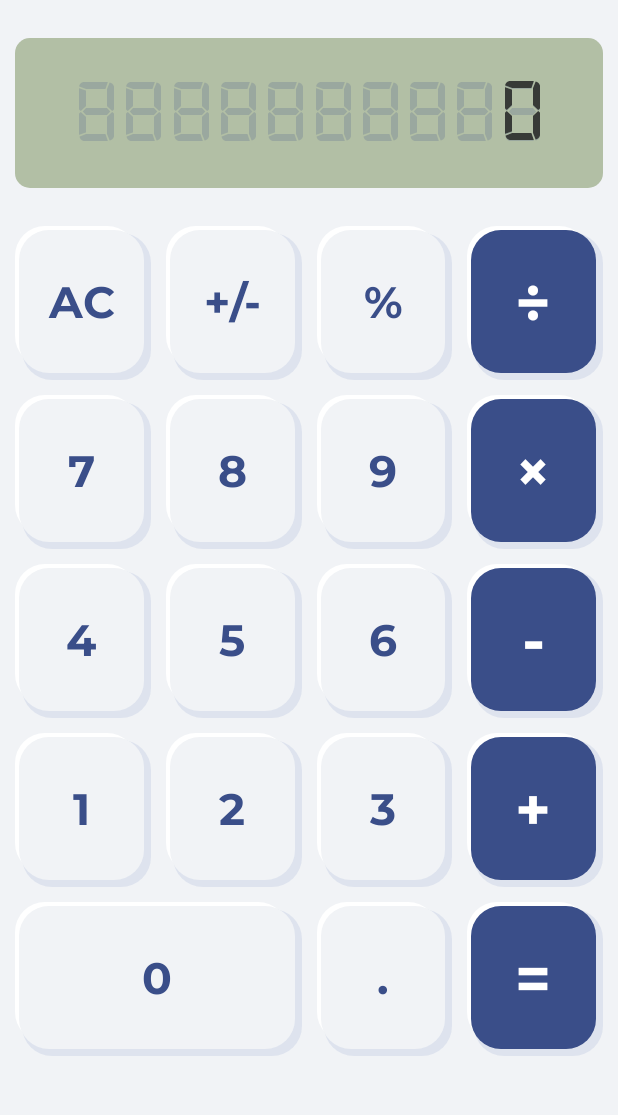
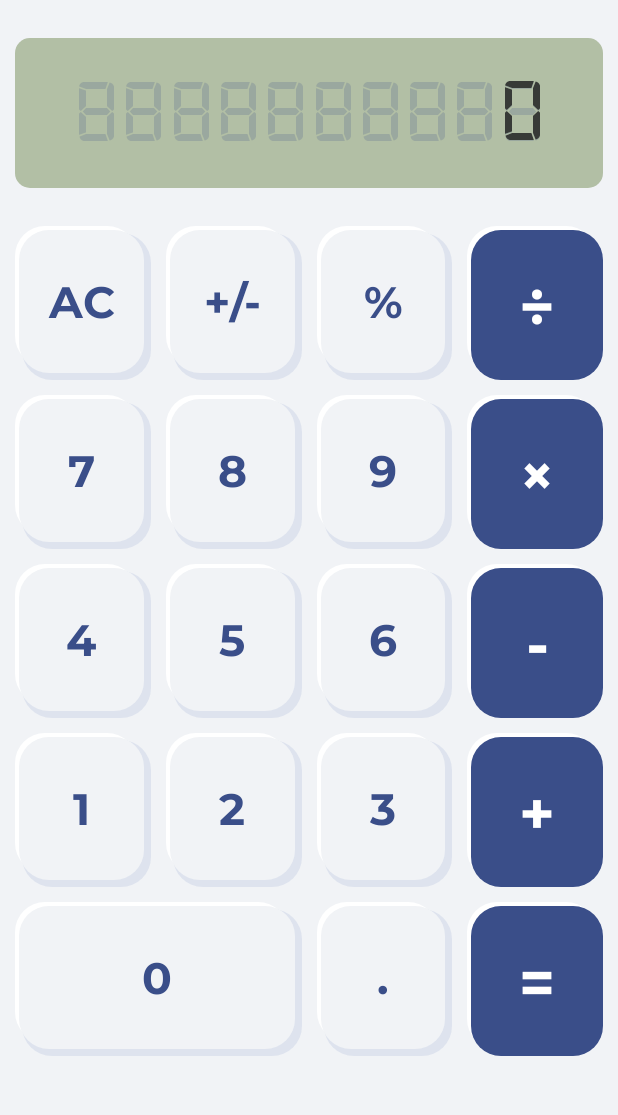
Before and after one commit to alyoneek/calculator, an Android app: the screen it shows after launch (MainActivity), on a phone screen of 412 x 824 dp, the part 90-1205 px from its top. Run offline under Robolectric (Android 15) with nearby library versions, the phone set to English and light mode, and no system bars.

Commit message:
Update btn_rounded_corner_dark.xml

```diff
--- a/app/src/main/res/drawable/btn_rounded_corner_dark.xml
+++ b/app/src/main/res/drawable/btn_rounded_corner_dark.xml
@@ -1,20 +1,5 @@
 <?xml version="1.0" encoding="utf-8"?>
 <layer-list xmlns:android="http://schemas.android.com/apk/res/android">
-    <item android:left="5dp" android:top="5dp">
-        <shape>
-            <corners android:radius="20dp" />
-            <gradient
-                android:angle="315"
-                android:endColor="@color/shadow"
-                android:startColor="@color/shadow"
-                android:type="radial"
-                android:centerX="5"
-                android:centerY="5"
-                android:gradientRadius="300"/>
-            <padding android:bottom="5dp" android:left="0dp" android:right="5dp" android:top="0dp" />
-        </shape>
-    </item>
-
     <item android:right="5dp" android:bottom="5dp">
         <shape>
             <corners android:radius="20dp" />
```
